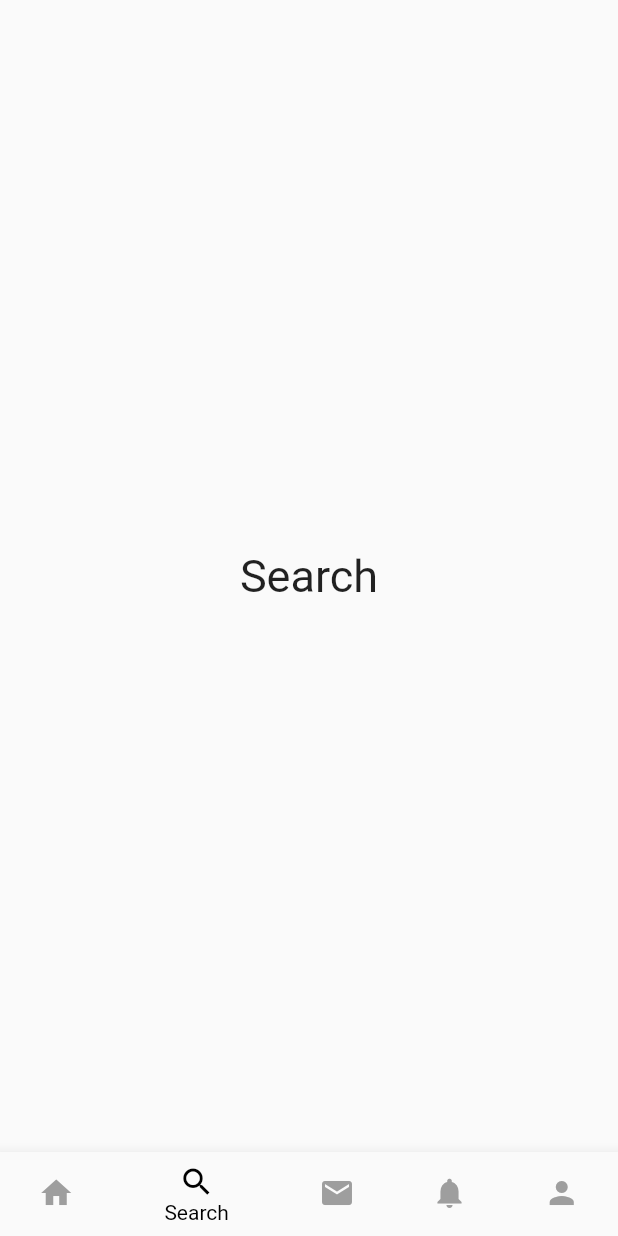
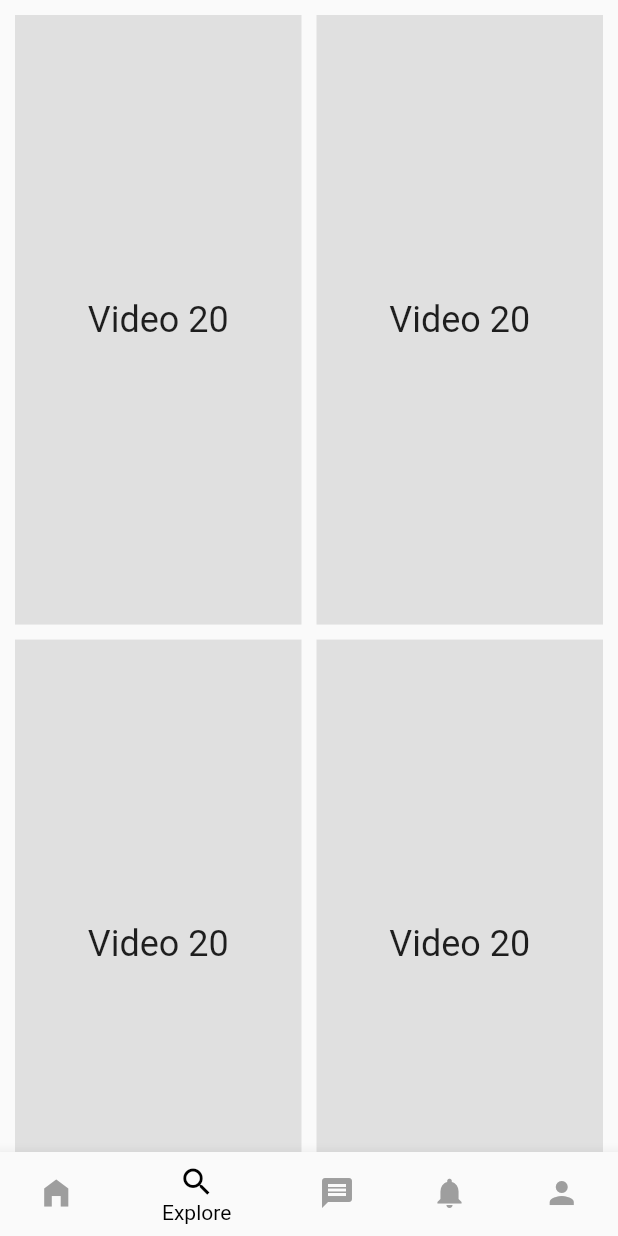
Before and after one commit to Srikar-D-Palmite/EduClip, a Flutter app: the screen it shows after launch, item 2 of the bottom bar chosen, on a phone screen of 412 x 824 dp. Run offline on Flutter 3.47's test engine with Material 2 defaults, Android fonts, the phone set to English and light mode, and no system bars.

Commit message:
Added basic layout for Explore

```diff
--- a/lib/main.dart
+++ b/lib/main.dart
@@ -1,4 +1,5 @@
 import 'package:flutter/material.dart';
+import 'dart:math';
 
 // This is the main entry point for the application
 void main() => runApp(MyApp());
@@ -39,38 +40,41 @@ class _MyHomePageState extends State<MyHomePage> {
   int _selectedIndex = 0;
 
   // The widgets that correspond to each tab
-  static List<Widget> _widgetOptions = <Widget>[
-    Center(
+  static final List<Widget> _widgetOptions = <Widget>[
+    const Center(
       child: Text(
         'Home',
         style: TextStyle(fontSize: 30),
       ),
     ),
-    Center(
+    const Center(
       child: Text(
-        'Search',
+        'Explore',
         style: TextStyle(fontSize: 30),
       ),
     ),
-    Center(
+    const Center(
       child: Text(
         'Messages',
         style: TextStyle(fontSize: 30),
       ),
     ),
-    Center(
+    const Center(
       child: Text(
         'Notifications',
         style: TextStyle(fontSize: 30),
       ),
     ),
-    Center(
+    const Center(
       child: Text(
         'Profile',
         style: TextStyle(fontSize: 30),
       ),
     ),
   ];
+
+  // Random list of videos (to be changed later)
+  final List<int> _videoIndices = List.generate(50, (index) => Random().nextInt(100));
 
   // This function is called when a tab is tapped. It updates the index of the currently selected tab
   void _onItemTapped(int index) {
@@ -79,26 +83,55 @@ class _MyHomePageState extends State<MyHomePage> {
     });
   }
 
+  Widget _buildVideoGrid() {
+    return GridView.builder(
+      padding: const EdgeInsets.all(10),
+      // The number of videos to display
+      itemCount: _videoIndices.length,
+      // The layout of the grid
+      gridDelegate: const SliverGridDelegateWithFixedCrossAxisCount(
+        crossAxisCount: 2,
+        crossAxisSpacing: 10,
+        mainAxisSpacing: 10,
+        childAspectRatio: 0.47,
+      ),
+      // The widgets to display in the grid
+      itemBuilder: (BuildContext context, int index) {
+        // Return a blank video widget with a random number indicating the video index
+        return Container(
+          color: Colors.grey[300],
+          child: Center(
+            child: Text(
+              'Video ${_videoIndices[index]}',
+              style: const TextStyle(fontSize: 24),
+            ),
+          ),
+        );
+      },
+    );
+  }
+
   @override
   Widget build(BuildContext context) {
     // The scaffold provides the basic structure of the screen
     return Scaffold(
+      appBar: null, // hide the app bar
       // The body of the scaffold is the widget that corresponds to the currently selected tab
-      body: _widgetOptions.elementAt(_selectedIndex),
+      body: _selectedIndex == 1 ? _buildVideoGrid() : _widgetOptions.elementAt(_selectedIndex),
       // The bottom navigation bar shows the available tabs
       bottomNavigationBar: BottomNavigationBar(
         // The items in the bottom navigation bar correspond to each tab
         items: const <BottomNavigationBarItem>[
           BottomNavigationBarItem(
-            icon: Icon(Icons.home),
+            icon: Icon(Icons.home_filled),
             label: 'Home',
           ),
           BottomNavigationBarItem(
             icon: Icon(Icons.search),
-            label: 'Search',
+            label: 'Explore',
           ),
           BottomNavigationBarItem(
-            icon: Icon(Icons.mail),
+            icon: Icon(Icons.message),
             label: 'Messages',
           ),
           BottomNavigationBarItem(
```
